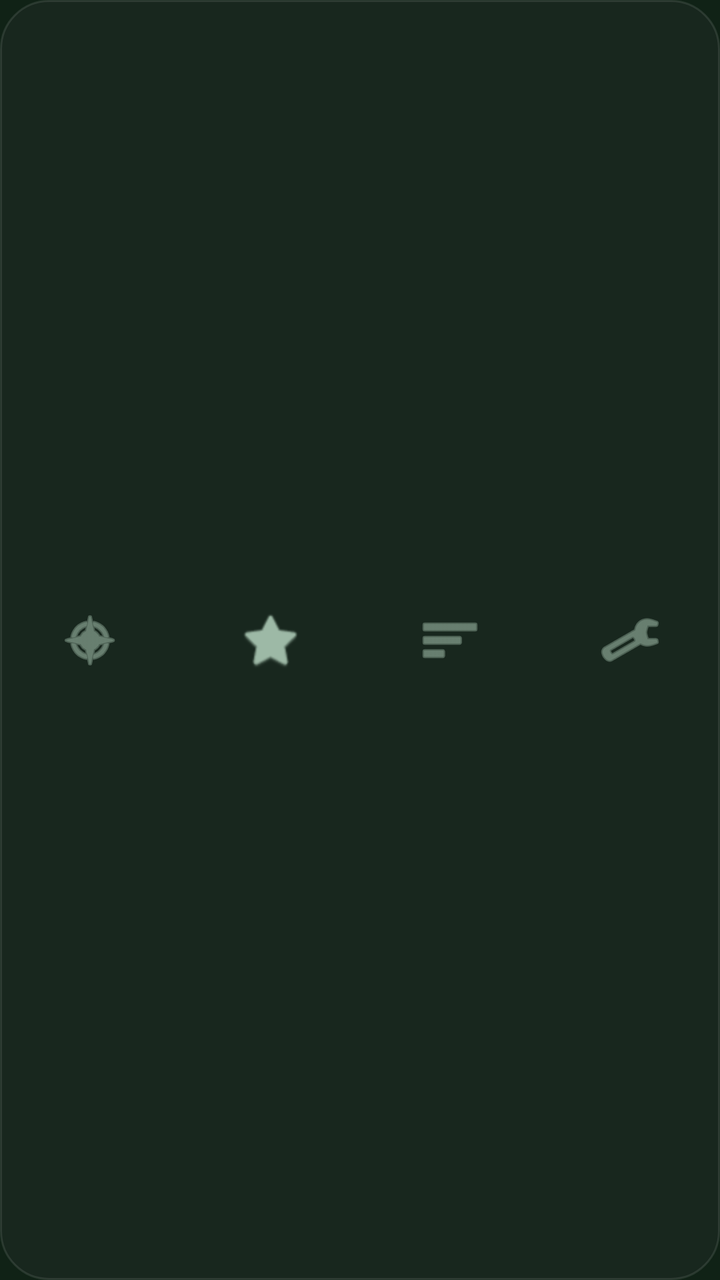
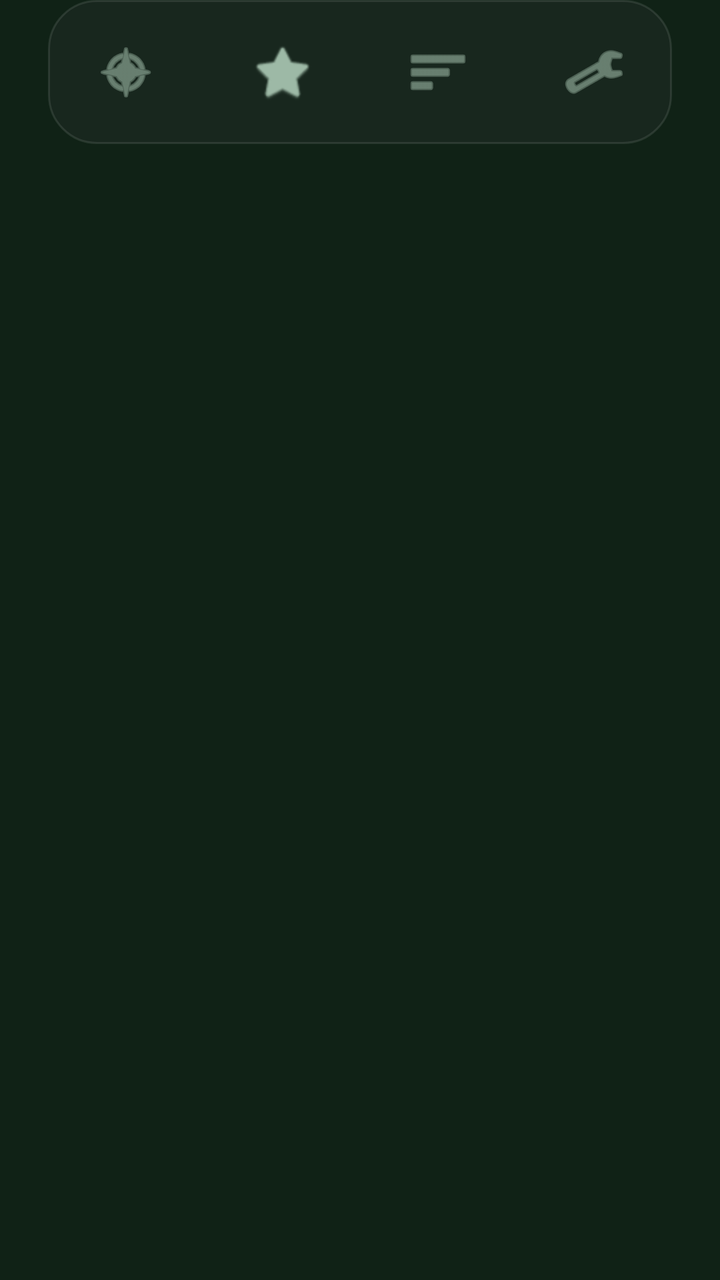

Compare the two renders of this Android layout. The source of the first and the diff that turns it into the second are given below.
<!-- AndroidManifest.xml: application theme Theme.FocusAI -->
<!-- res/layout/layout_bottom_nav.xml -->
<?xml version="1.0" encoding="utf-8"?>
<LinearLayout xmlns:android="http://schemas.android.com/apk/res/android"
    xmlns:app="http://schemas.android.com/apk/res-auto"
    android:id="@+id/bottom_nav_container"
    android:layout_width="match_parent"
    android:layout_height="72dp"
    android:background="@drawable/bg_bottom_nav_container"
    android:orientation="horizontal"
    android:layout_marginBottom="24dp"
    android:layout_marginHorizontal="24dp"
    android:elevation="16dp"
    android:gravity="center">

    <ImageButton
        android:id="@+id/nav_home"
        android:layout_width="0dp"
        android:layout_height="match_parent"
        android:layout_weight="1"
        android:background="?selectableItemBackgroundBorderless"
        android:src="@android:drawable/ic_menu_compass"
        android:contentDescription="@string/app_name"
        app:tint="@color/text_secondary_dark" />

    <ImageButton
        android:id="@+id/nav_insights_ia"
        android:layout_width="0dp"
        android:layout_height="match_parent"
        android:layout_weight="1"
        android:background="?selectableItemBackgroundBorderless"
        android:src="@android:drawable/btn_star"
        android:contentDescription="@string/app_name"
        app:tint="@color/text_secondary_dark" />

    <ImageButton
        android:id="@+id/nav_stats"
        android:layout_width="0dp"
        android:layout_height="match_parent"
        android:layout_weight="1"
        android:background="?selectableItemBackgroundBorderless"
        android:src="@android:drawable/ic_menu_sort_by_size"
        android:contentDescription="@string/app_name"
        app:tint="@color/text_secondary_dark" />

    <ImageButton
        android:id="@+id/nav_settings"
        android:layout_width="0dp"
        android:layout_height="match_parent"
        android:layout_weight="1"
        android:background="?selectableItemBackgroundBorderless"
        android:src="@android:drawable/ic_menu_preferences"
        android:contentDescription="@string/app_name"
        app:tint="@color/text_secondary_dark" />

</LinearLayout>
<!-- resources referenced by this layout -->
<resources>
  <color name="text_secondary_dark">#9db9a6</color>
  <!-- drawable bg_bottom_nav_container (drawable) -->
  <?xml version="1.0" encoding="utf-8"?>
  <shape xmlns:android="http://schemas.android.com/apk/res/android"
      android:shape="rectangle">
      <corners android:radius="24dp" />
      <solid android:color="#B31C2A21" /> 
      <stroke android:width="1dp" android:color="#1AFFFFFF" />
  </shape>
  <string name="app_name">focus AI</string>
  <style name="Theme.FocusAI" parent="Base.Theme.FocusAI">
          <item name="android:fontFamily">@font/manrope</item>
      </style>
  <style name="Base.Theme.FocusAI" parent="Theme.Material3.Dark.NoActionBar">
          <item name="colorPrimary">@color/primary</item>
          <item name="colorOnPrimary">@color/background_dark</item>
          <item name="android:windowBackground">@color/background_dark</item>
          <item name="android:statusBarColor">@color/background_dark</item>
          <item name="android:navigationBarColor">@color/background_dark</item>
          <item name="android:textColorPrimary">@color/white</item>
          <item name="android:textColorSecondary">@color/text_secondary_dark</item>
      </style>
  <color name="primary">#13ec5b</color>
  <color name="background_dark">#102216</color>
  <color name="white">#FFFFFFFF</color>
</resources>

<!-- the commit's change to res/layout/layout_bottom_nav.xml (unified diff, before → after) -->
@@ -1,54 +1,60 @@
 <?xml version="1.0" encoding="utf-8"?>
-<LinearLayout xmlns:android="http://schemas.android.com/apk/res/android"
+<FrameLayout xmlns:android="http://schemas.android.com/apk/res/android"
     xmlns:app="http://schemas.android.com/apk/res-auto"
-    android:id="@+id/bottom_nav_container"
     android:layout_width="match_parent"
-    android:layout_height="72dp"
-    android:background="@drawable/bg_bottom_nav_container"
-    android:orientation="horizontal"
-    android:layout_marginBottom="24dp"
-    android:layout_marginHorizontal="24dp"
-    android:elevation="16dp"
-    android:gravity="center">
+    android:layout_height="wrap_content"
+    android:paddingBottom="24dp"
+    android:paddingHorizontal="24dp"
+    android:clipToPadding="false">
 
-    <ImageButton
-        android:id="@+id/nav_home"
-        android:layout_width="0dp"
-        android:layout_height="match_parent"
-        android:layout_weight="1"
-        android:background="?selectableItemBackgroundBorderless"
-        android:src="@android:drawable/ic_menu_compass"
-        android:contentDescription="@string/app_name"
-        app:tint="@color/text_secondary_dark" />
+    <LinearLayout
+        android:id="@+id/bottom_nav_container"
+        android:layout_width="match_parent"
+        android:layout_height="72dp"
+        android:background="@drawable/bg_bottom_nav_container"
+        android:orientation="horizontal"
+        android:elevation="16dp"
+        android:gravity="center">
 
-    <ImageButton
-        android:id="@+id/nav_insights_ia"
-        android:layout_width="0dp"
-        android:layout_height="match_parent"
-        android:layout_weight="1"
-        android:background="?selectableItemBackgroundBorderless"
-        android:src="@android:drawable/btn_star"
-        android:contentDescription="@string/app_name"
-        app:tint="@color/text_secondary_dark" />
+        <ImageButton
+            android:id="@+id/nav_home"
+            android:layout_width="0dp"
+            android:layout_height="match_parent"
+            android:layout_weight="1"
+            android:background="?selectableItemBackgroundBorderless"
+            android:src="@android:drawable/ic_menu_compass"
+            android:contentDescription="Accueil"
+            app:tint="@color/text_secondary_dark" />
 
-    <ImageButton
-        android:id="@+id/nav_stats"
-        android:layout_width="0dp"
-        android:layout_height="match_parent"
-        android:layout_weight="1"
-        android:background="?selectableItemBackgroundBorderless"
-        android:src="@android:drawable/ic_menu_sort_by_size"
-        android:contentDescription="@string/app_name"
-        app:tint="@color/text_secondary_dark" />
+        <ImageButton
+            android:id="@+id/nav_insights_ia"
+            android:layout_width="0dp"
+            android:layout_height="match_parent"
+            android:layout_weight="1"
+            android:background="?selectableItemBackgroundBorderless"
+            android:src="@android:drawable/btn_star"
+            android:contentDescription="Insights IA"
+            app:tint="@color/text_secondary_dark" />
 
-    <ImageButton
-        android:id="@+id/nav_settings"
-        android:layout_width="0dp"
-        android:layout_height="match_parent"
-        android:layout_weight="1"
-        android:background="?selectableItemBackgroundBorderless"
-        android:src="@android:drawable/ic_menu_preferences"
-        android:contentDescription="@string/app_name"
-        app:tint="@color/text_secondary_dark" />
+        <ImageButton
+            android:id="@+id/nav_stats"
+            android:layout_width="0dp"
+            android:layout_height="match_parent"
+            android:layout_weight="1"
+            android:background="?selectableItemBackgroundBorderless"
+            android:src="@android:drawable/ic_menu_sort_by_size"
+            android:contentDescription="Statistiques"
+            app:tint="@color/text_secondary_dark" />
 
-</LinearLayout>
+        <ImageButton
+            android:id="@+id/nav_settings"
+            android:layout_width="0dp"
+            android:layout_height="match_parent"
+            android:layout_weight="1"
+            android:background="?selectableItemBackgroundBorderless"
+            android:src="@android:drawable/ic_menu_preferences"
+            android:contentDescription="Paramètres"
+            app:tint="@color/text_secondary_dark" />
+
+    </LinearLayout>
+</FrameLayout>
<!-- resource entries referenced after the edit -->
@@ -9,7 +9,6 @@
       <solid android:color="#B31C2A21" /> 
       <stroke android:width="1dp" android:color="#1AFFFFFF" />
   </shape>
-  <string name="app_name">focus AI</string>
   <style name="Theme.FocusAI" parent="Base.Theme.FocusAI">
           <item name="android:fontFamily">@font/manrope</item>
       </style>
